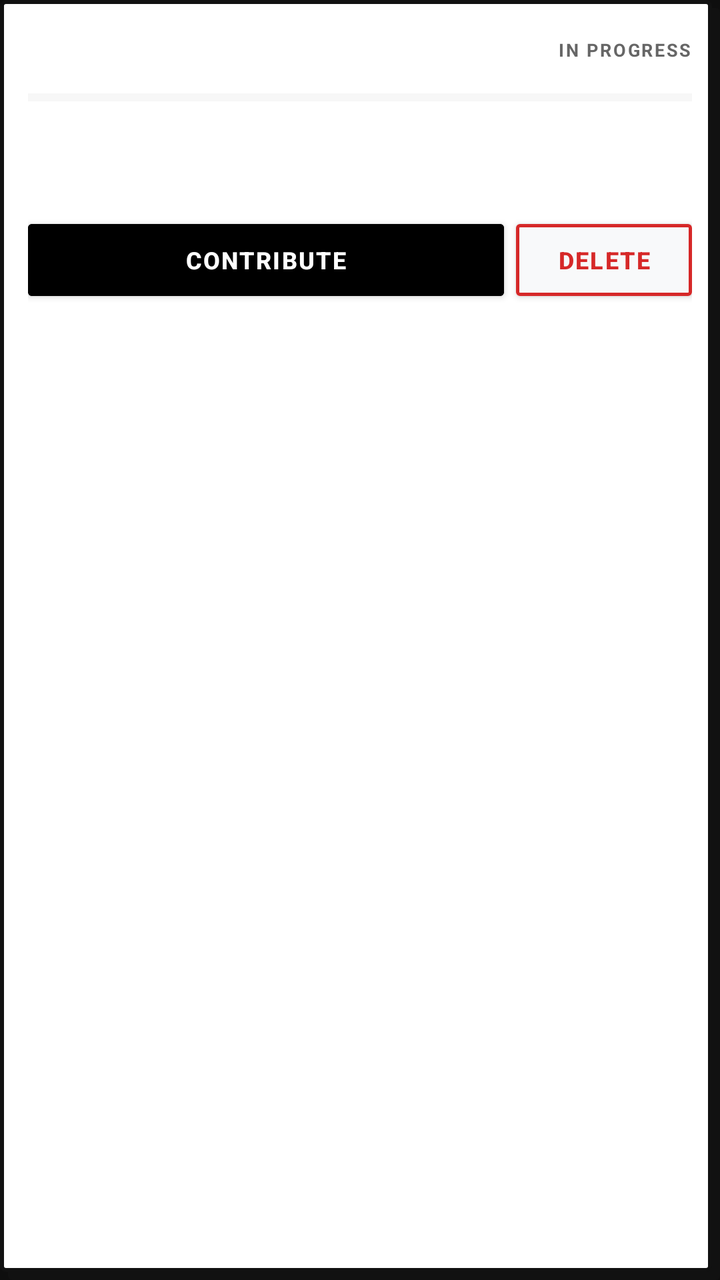
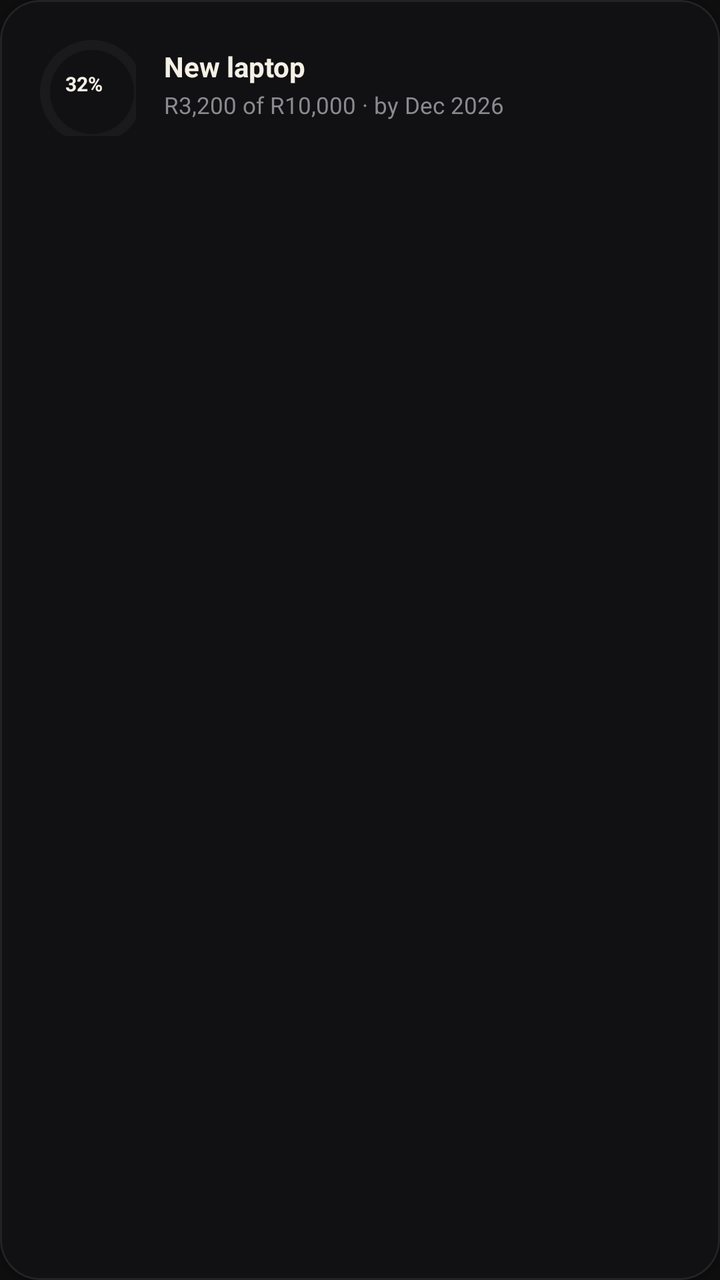

Before-and-after screenshots of an Android layout around one commit, followed by the original layout XML and the change that was made.
<!-- AndroidManifest.xml: application theme Theme.Stashed -->
<!-- res/layout/item_goal.xml -->
<?xml version="1.0" encoding="utf-8"?>
<LinearLayout
    xmlns:android="http://schemas.android.com/apk/res/android"
    android:layout_width="match_parent"
    android:layout_height="wrap_content"
    android:orientation="vertical"
    android:background="@drawable/bg_card"
    android:padding="14dp"
    android:layout_marginBottom="12dp"
    android:layout_marginEnd="4dp">

    
    <LinearLayout
        android:layout_width="match_parent"
        android:layout_height="wrap_content"
        android:orientation="horizontal"
        android:gravity="center_vertical">

        <TextView
            android:id="@+id/tvGoalName"
            android:layout_width="0dp"
            android:layout_height="wrap_content"
            android:layout_weight="1"
            android:textColor="@color/black"
            android:textSize="16sp"
            android:textStyle="bold"/>

        <TextView
            android:id="@+id/tvStatus"
            android:layout_width="wrap_content"
            android:layout_height="wrap_content"
            android:text="IN PROGRESS"
            android:textColor="@color/textSecondary"
            android:textSize="9sp"
            android:letterSpacing="0.1"
            android:textAllCaps="true"
            android:textStyle="bold"/>
    </LinearLayout>

    
    <ProgressBar
        android:id="@+id/progressGoal"
        style="?android:attr/progressBarStyleHorizontal"
        android:layout_width="match_parent"
        android:layout_height="6dp"
        android:layout_marginTop="10dp"
        android:layout_marginBottom="6dp"
        android:max="100"
        android:progress="0"
        android:progressBackgroundTint="@color/progressTrack"
        android:progressTint="@color/black"/>

    
    <LinearLayout
        android:layout_width="match_parent"
        android:layout_height="wrap_content"
        android:orientation="horizontal"
        android:gravity="center_vertical">

        <TextView
            android:id="@+id/tvSaved"
            android:layout_width="wrap_content"
            android:layout_height="wrap_content"
            android:textColor="@color/black"
            android:textSize="13sp"
            android:textStyle="bold"/>

        <TextView
            android:id="@+id/tvTarget"
            android:layout_width="0dp"
            android:layout_height="wrap_content"
            android:layout_weight="1"
            android:layout_marginStart="4dp"
            android:textColor="@color/textSecondary"
            android:textSize="13sp"/>

        <TextView
            android:id="@+id/tvGoalPercent"
            android:layout_width="wrap_content"
            android:layout_height="wrap_content"
            android:textColor="@color/black"
            android:textSize="13sp"
            android:textStyle="bold"/>
    </LinearLayout>

    
    <TextView
        android:id="@+id/tvDeadline"
        android:layout_width="wrap_content"
        android:layout_height="wrap_content"
        android:layout_marginTop="4dp"
        android:textColor="@color/textMuted"
        android:textSize="11sp"/>

    
    <LinearLayout
        android:layout_width="match_parent"
        android:layout_height="wrap_content"
        android:orientation="horizontal"
        android:layout_marginTop="12dp">

        <com.google.android.material.button.MaterialButton
            android:id="@+id/btnContribute"
            android:layout_width="0dp"
            android:layout_height="wrap_content"
            android:layout_weight="1"
            android:layout_marginEnd="6dp"
            android:text="@string/btn_contribute"
            android:backgroundTint="@color/black"
            android:textColor="@color/white"
            android:textSize="12sp"
            android:textStyle="bold"
            android:letterSpacing="0.06"
            app:cornerRadius="2dp"
            xmlns:app="http://schemas.android.com/apk/res-auto"/>

        <com.google.android.material.button.MaterialButton
            android:id="@+id/btnDelete"
            android:layout_width="wrap_content"
            android:layout_height="wrap_content"
            android:text="@string/btn_delete"
            android:backgroundTint="@color/offWhite"
            android:textColor="@color/semanticDanger"
            android:textSize="12sp"
            android:textStyle="bold"
            android:letterSpacing="0.06"
            app:strokeColor="@color/semanticDanger"
            app:strokeWidth="1.5dp"
            app:cornerRadius="2dp"
            xmlns:app="http://schemas.android.com/apk/res-auto"/>
    </LinearLayout>

</LinearLayout>
<!-- resources referenced by this layout -->
<resources>
  <color name="black">#FF000000</color>
  <color name="offWhite">#F8F9FA</color>
  <color name="progressTrack">#E0E0E0</color>
  <color name="semanticDanger">#D62828</color>
  <color name="textMuted">#888888</color>
  <color name="textSecondary">#666666</color>
  <color name="white">#FFFFFF</color>
  <!-- drawable bg_card (drawable) -->
  <?xml version="1.0" encoding="utf-8"?>
  <layer-list xmlns:android="http://schemas.android.com/apk/res/android">
      
      <item android:left="4dp" android:top="4dp">
          <shape android:shape="rectangle">
              <solid android:color="#111111"/>
              <corners android:radius="2dp"/>
          </shape>
      </item>
      
      <item android:right="4dp" android:bottom="4dp">
          <shape android:shape="rectangle">
              <solid android:color="#FFFFFF"/>
              <stroke android:width="2dp" android:color="#111111"/>
              <corners android:radius="2dp"/>
          </shape>
      </item>
  </layer-list>
  <string name="btn_contribute">Contribute</string>
  <string name="btn_delete">Delete</string>
  <style name="Theme.Stashed" parent="Theme.MaterialComponents.DayNight.NoActionBar">
          <item name="colorPrimary">@color/red_primary</item>
          <item name="colorPrimaryVariant">@color/red_dark</item>
          <item name="colorOnPrimary">@color/white</item>
          <item name="android:windowBackground">@color/black_bg</item>
          <item name="android:statusBarColor">@color/black_bg</item>
          <item name="android:navigationBarColor">@color/black_bg</item>
      </style>
  <color name="red_primary">#D62828</color>
  <color name="red_dark">#A81F1F</color>
  <color name="black_bg">#0E0E0E</color>
</resources>

<!-- the commit's change to res/layout/item_goal.xml (unified diff, before → after) -->
@@ -1,133 +1,75 @@
 <?xml version="1.0" encoding="utf-8"?>
-<LinearLayout
+<com.google.android.material.card.MaterialCardView
     xmlns:android="http://schemas.android.com/apk/res/android"
+    xmlns:app="http://schemas.android.com/apk/res-auto"
     android:layout_width="match_parent"
     android:layout_height="wrap_content"
-    android:orientation="vertical"
-    android:background="@drawable/bg_card"
-    android:padding="14dp"
     android:layout_marginBottom="12dp"
-    android:layout_marginEnd="4dp">
+    app:cardBackgroundColor="#111113"
+    app:cardCornerRadius="20dp"
+    app:strokeColor="#232326"
+    app:strokeWidth="1dp">
 
-    
     <LinearLayout
         android:layout_width="match_parent"
         android:layout_height="wrap_content"
         android:orientation="horizontal"
-        android:gravity="center_vertical">
+        android:gravity="center_vertical"
+        android:padding="16dp">
 
-        <TextView
-            android:id="@+id/tvGoalName"
+        
+        <FrameLayout
+            android:layout_width="52dp"
+            android:layout_height="52dp"
+            android:layout_marginEnd="14dp">
+
+            
+            <com.google.android.material.progressindicator.CircularProgressIndicator
+                android:id="@+id/progressGoal"
+                android:layout_width="match_parent"
+                android:layout_height="match_parent"
+                android:progress="32"
+                app:indicatorColor="#E2B13C"
+                app:trackColor="#1A1A1D"
+                app:trackThickness="5dp"
+                app:indicatorSize="52dp" />
+
+            <TextView
+                android:id="@+id/tvGoalProgressPercentage"
+                android:layout_width="match_parent"
+                android:layout_height="match_parent"
+                android:gravity="center"
+                android:text="32%"
+                android:textColor="#F4F0E6"
+                android:textSize="10sp"
+                android:textStyle="bold" />
+        </FrameLayout>
+
+        
+        <LinearLayout
             android:layout_width="0dp"
             android:layout_height="wrap_content"
             android:layout_weight="1"
-            android:textColor="@color/black"
-            android:textSize="16sp"
-            android:textStyle="bold"/>
+            android:orientation="vertical">
 
-        <TextView
-            android:id="@+id/tvStatus"
-            android:layout_width="wrap_content"
-            android:layout_height="wrap_content"
-            android:text="IN PROGRESS"
-            android:textColor="@color/textSecondary"
-            android:textSize="9sp"
-            android:letterSpacing="0.1"
-            android:textAllCaps="true"
-            android:textStyle="bold"/>
+            <TextView
+                android:id="@+id/tvGoalTitle"
+                android:layout_width="wrap_content"
+                android:layout_height="wrap_content"
+                android:text="New laptop"
+                android:textColor="#F4F0E6"
+                android:textSize="14sp"
+                android:textStyle="bold" />
+
+            <TextView
+                android:id="@+id/tvGoalDetails"
+                android:layout_width="wrap_content"
+                android:layout_height="wrap_content"
+                android:layout_marginTop="2dp"
+                android:text="R3,200 of R10,000 · by Dec 2026"
+                android:textColor="#8B8A8E"
+                android:textSize="11.5sp" />
+        </LinearLayout>
+
     </LinearLayout>
-
-    
-    <ProgressBar
-        android:id="@+id/progressGoal"
-        style="?android:attr/progressBarStyleHorizontal"
-        android:layout_width="match_parent"
-        android:layout_height="6dp"
-        android:layout_marginTop="10dp"
-        android:layout_marginBottom="6dp"
-        android:max="100"
-        android:progress="0"
-        android:progressBackgroundTint="@color/progressTrack"
-        android:progressTint="@color/black"/>
-
-    
-    <LinearLayout
-        android:layout_width="match_parent"
-        android:layout_height="wrap_content"
-        android:orientation="horizontal"
-        android:gravity="center_vertical">
-
-        <TextView
-            android:id="@+id/tvSaved"
-            android:layout_width="wrap_content"
-            android:layout_height="wrap_content"
-            android:textColor="@color/black"
-            android:textSize="13sp"
-            android:textStyle="bold"/>
-
-        <TextView
-            android:id="@+id/tvTarget"
-            android:layout_width="0dp"
-            android:layout_height="wrap_content"
-            android:layout_weight="1"
-            android:layout_marginStart="4dp"
-            android:textColor="@color/textSecondary"
-            android:textSize="13sp"/>
-
-        <TextView
-            android:id="@+id/tvGoalPercent"
-            android:layout_width="wrap_content"
-            android:layout_height="wrap_content"
-            android:textColor="@color/black"
-            android:textSize="13sp"
-            android:textStyle="bold"/>
-    </LinearLayout>
-
-    
-    <TextView
-        android:id="@+id/tvDeadline"
-        android:layout_width="wrap_content"
-        android:layout_height="wrap_content"
-        android:layout_marginTop="4dp"
-        android:textColor="@color/textMuted"
-        android:textSize="11sp"/>
-
-    
-    <LinearLayout
-        android:layout_width="match_parent"
-        android:layout_height="wrap_content"
-        android:orientation="horizontal"
-        android:layout_marginTop="12dp">
-
-        <com.google.android.material.button.MaterialButton
-            android:id="@+id/btnContribute"
-            android:layout_width="0dp"
-            android:layout_height="wrap_content"
-            android:layout_weight="1"
-            android:layout_marginEnd="6dp"
-            android:text="@string/btn_contribute"
-            android:backgroundTint="@color/black"
-            android:textColor="@color/white"
-            android:textSize="12sp"
-            android:textStyle="bold"
-            android:letterSpacing="0.06"
-            app:cornerRadius="2dp"
-            xmlns:app="http://schemas.android.com/apk/res-auto"/>
-
-        <com.google.android.material.button.MaterialButton
-            android:id="@+id/btnDelete"
-            android:layout_width="wrap_content"
-            android:layout_height="wrap_content"
-            android:text="@string/btn_delete"
-            android:backgroundTint="@color/offWhite"
-            android:textColor="@color/semanticDanger"
-            android:textSize="12sp"
-            android:textStyle="bold"
-            android:letterSpacing="0.06"
-            app:strokeColor="@color/semanticDanger"
-            app:strokeWidth="1.5dp"
-            app:cornerRadius="2dp"
-            xmlns:app="http://schemas.android.com/apk/res-auto"/>
-    </LinearLayout>
-
-</LinearLayout>
+</com.google.android.material.card.MaterialCardView>
<!-- resource entries referenced after the edit -->
@@ -1,33 +1,6 @@
 <!-- resources referenced by this layout -->
 <resources>
-  <color name="black">#FF000000</color>
-  <color name="offWhite">#F8F9FA</color>
-  <color name="progressTrack">#E0E0E0</color>
-  <color name="semanticDanger">#D62828</color>
-  <color name="textMuted">#888888</color>
-  <color name="textSecondary">#666666</color>
   <color name="white">#FFFFFF</color>
-  <!-- drawable bg_card (drawable) -->
-  <?xml version="1.0" encoding="utf-8"?>
-  <layer-list xmlns:android="http://schemas.android.com/apk/res/android">
-      
-      <item android:left="4dp" android:top="4dp">
-          <shape android:shape="rectangle">
-              <solid android:color="#111111"/>
-              <corners android:radius="2dp"/>
-          </shape>
-      </item>
-      
-      <item android:right="4dp" android:bottom="4dp">
-          <shape android:shape="rectangle">
-              <solid android:color="#FFFFFF"/>
-              <stroke android:width="2dp" android:color="#111111"/>
-              <corners android:radius="2dp"/>
-          </shape>
-      </item>
-  </layer-list>
-  <string name="btn_contribute">Contribute</string>
-  <string name="btn_delete">Delete</string>
   <style name="Theme.Stashed" parent="Theme.MaterialComponents.DayNight.NoActionBar">
           <item name="colorPrimary">@color/red_primary</item>
           <item name="colorPrimaryVariant">@color/red_dark</item>
